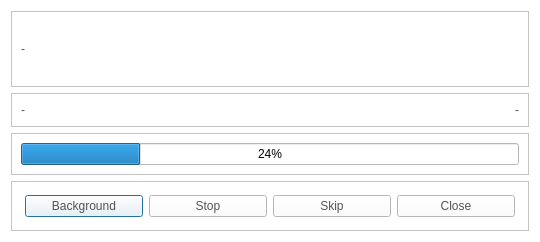
Qt form CaX/dialog/progressdialog.ui (fsest4u/CaX_03) before a commit.
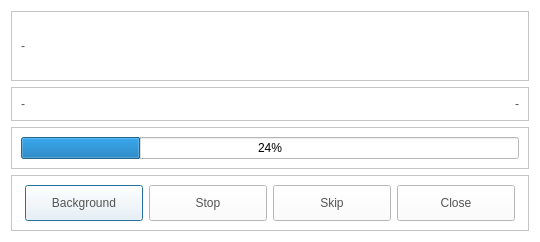
The same form after that commit. Icons and pictures are not drawn.

The edit to the form file:
```diff
--- a/CaX/dialog/progressdialog.ui
+++ b/CaX/dialog/progressdialog.ui
@@ -50,9 +50,10 @@
         <property name="styleSheet">
          <string notr="true">QPushButton
 {
-  border-image: url(&quot;:/resource/audiocd-popup-btn110-ok-n.png&quot;);
-width: 110px;
-color: rgb(84, 84, 84)
+	border-image: url(&quot;:/resource/audiocd-popup-btn110-ok-n.png&quot;);
+	width: 110px;
+	height: 30px;
+	color: rgb(84, 84, 84)
 }
 
 QPushButton:hover
@@ -85,9 +86,10 @@
         <property name="styleSheet">
          <string notr="true">QPushButton
 {
-  border-image: url(&quot;:/resource/audiocd-popup-btn110-ok-n.png&quot;);
-width: 110px;
-color: rgb(84, 84, 84)
+	border-image: url(&quot;:/resource/audiocd-popup-btn110-ok-n.png&quot;);
+	width: 110px;
+	height: 30px;
+	color: rgb(84, 84, 84)
 }
 
 QPushButton:hover
@@ -107,9 +109,10 @@
         <property name="styleSheet">
          <string notr="true">QPushButton
 {
-  border-image: url(&quot;:/resource/audiocd-popup-btn110-ok-n.png&quot;);
-width: 110px;
-color: rgb(84, 84, 84)
+	border-image: url(&quot;:/resource/audiocd-popup-btn110-ok-n.png&quot;);
+	width: 110px;
+	height: 30px;
+	color: rgb(84, 84, 84)
 }
 
 QPushButton:hover
@@ -129,9 +132,10 @@
         <property name="styleSheet">
          <string notr="true">QPushButton
 {
-  border-image: url(&quot;:/resource/audiocd-popup-btn110-ok-n.png&quot;);
-width: 110px;
-color: rgb(84, 84, 84)
+	border-image: url(&quot;:/resource/audiocd-popup-btn110-ok-n.png&quot;);
+	width: 110px;
+	height: 30px;
+	color: rgb(84, 84, 84)
 }
 
 QPushButton:hover
```
Left out of the diff: 28 changed lines with no effect on the pictures.
